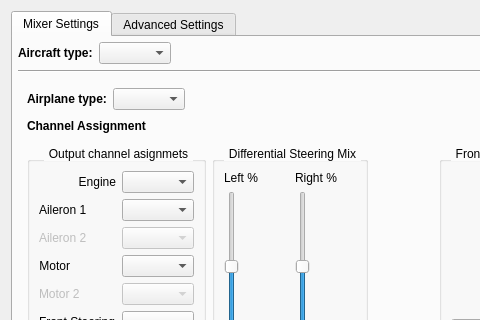
Before: the Qt Designer form ground/openpilotgcs/src/plugins/config/airframe.ui in openpilot/OpenPilot, drawn with Qt 5; both pictures show x 0 to 480 and y 0 to 320 of the 730 by 602 pixel window.
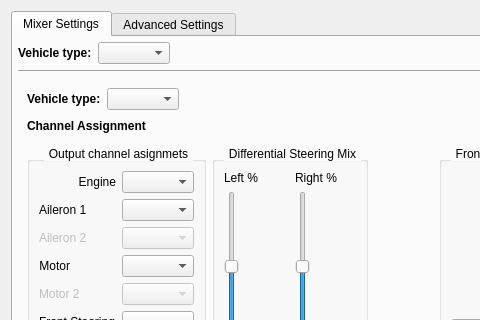
After: the same form once the commit is applied. The open tabs and pages were chosen to show the change. Icons and pictures are not drawn. Custom widgets are drawn as their Qt base class.

Commit message: Typo correction in airframe UI. Minor GUI upgrades to Input.

What changed in the file:
```diff
--- a/ground/openpilotgcs/src/plugins/config/airframe.ui
+++ b/ground/openpilotgcs/src/plugins/config/airframe.ui
@@ -38,7 +38,7 @@
             </font>
            </property>
            <property name="text">
-            <string>Aircraft type:</string>
+            <string>Vehicle type:</string>
            </property>
           </widget>
          </item>
@@ -1409,7 +1409,7 @@
                   </font>
                  </property>
                  <property name="text">
-                  <string>Airplane type:</string>
+                  <string>Vehicle type:</string>
                  </property>
                 </widget>
                </item>
```
The commit also changes 3 other files.
